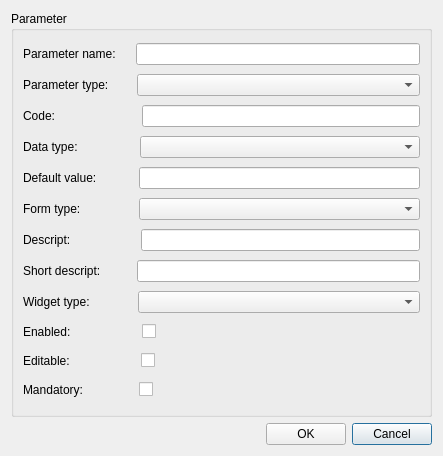
Before: the Qt Designer form ui/manage_visit_param.ui in Giswater/giswater_qgis_plugin, drawn with Qt 5.
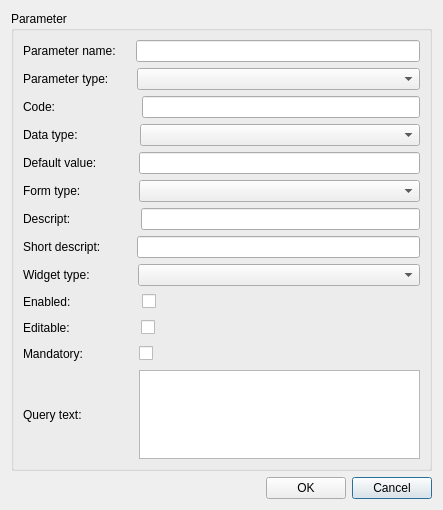
After: the same form once the commit is applied.

Commit message: ui - create visit class

The edit to the form file:
```diff
--- a/ui/manage_visit_param.ui
+++ b/ui/manage_visit_param.ui
@@ -7,21 +7,14 @@
     <x>0</x>
     <y>0</y>
     <width>443</width>
-    <height>456</height>
+    <height>510</height>
    </rect>
   </property>
   <property name="windowTitle">
    <string>Manag visit parameter</string>
   </property>
   <layout class="QGridLayout" name="gridLayout">
-   <item row="1" column="2">
-    <widget class="QPushButton" name="btn_cancel">
-     <property name="text">
-      <string>Cancel</string>
-     </property>
-    </widget>
-   </item>
-   <item row="1" column="0">
+   <item row="2" column="0">
     <spacer name="horizontalSpacer">
      <property name="orientation">
       <enum>Qt::Horizontal</enum>
@@ -34,7 +27,14 @@
      </property>
     </spacer>
    </item>
-   <item row="1" column="1">
+   <item row="2" column="2">
+    <widget class="QPushButton" name="btn_cancel">
+     <property name="text">
+      <string>Cancel</string>
+     </property>
+    </widget>
+   </item>
+   <item row="2" column="1">
     <widget class="QPushButton" name="btn_ok">
      <property name="text">
       <string>OK</string>
@@ -465,6 +465,36 @@
         </item>
        </layout>
       </item>
+      <item row="14" column="0">
+       <layout class="QHBoxLayout" name="horizontalLayout_13">
+        <item>
+         <widget class="QLabel" name="label">
+          <property name="text">
+           <string>Query text:</string>
+          </property>
+         </widget>
+        </item>
+        <item>
+         <spacer name="horizontalSpacer_14">
+          <property name="orientation">
+           <enum>Qt::Horizontal</enum>
+          </property>
+          <property name="sizeType">
+           <enum>QSizePolicy::Fixed</enum>
+          </property>
+          <property name="sizeHint" stdset="0">
+           <size>
+            <width>51</width>
+            <height>20</height>
+           </size>
+          </property>
+         </spacer>
+        </item>
+        <item>
+         <widget class="QTextEdit" name="dv_querytext"/>
+        </item>
+       </layout>
+      </item>
      </layout>
     </widget>
    </item>
```
Left out of the diff: 62 changed lines with no effect on the pictures. The commit also changes 1 other file.
